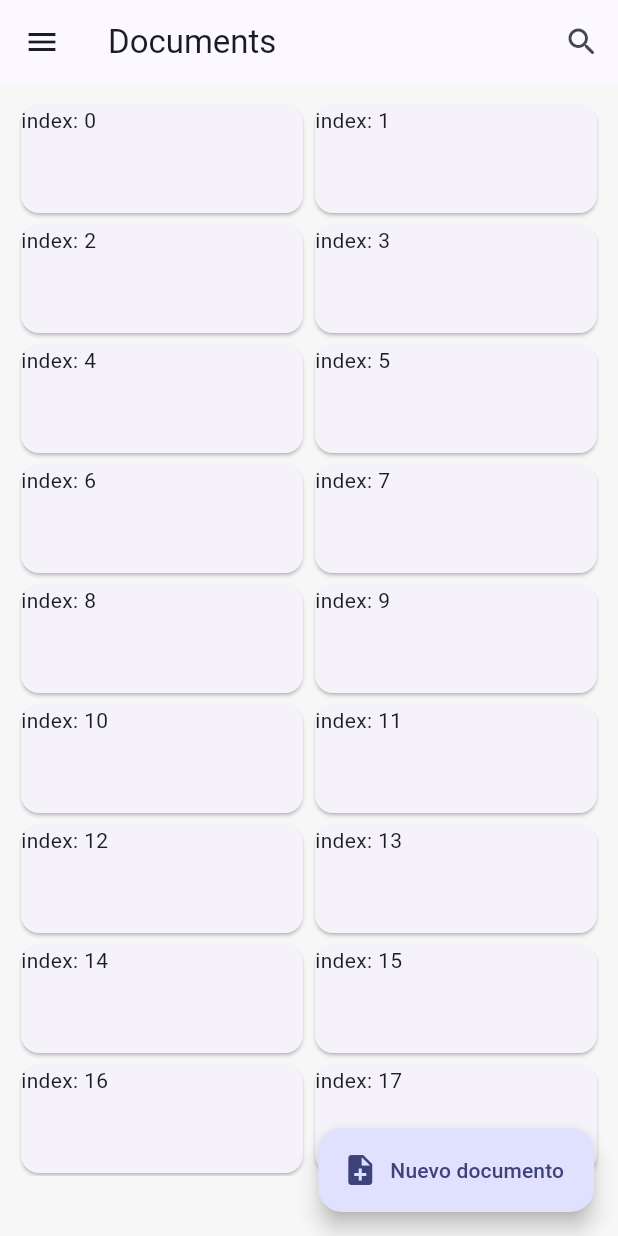
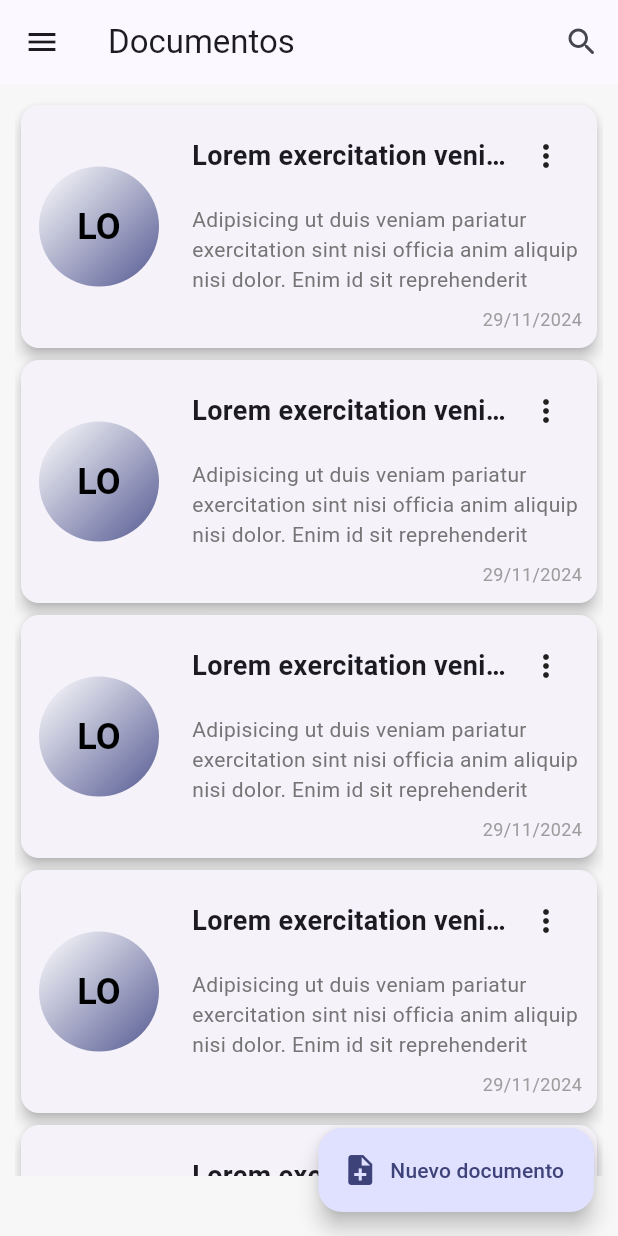
Before and after one commit to gu1llermo/redemanda, a Flutter app: the DocumentsScreen screen opened by its route, on a phone screen of 412 x 824 dp. Run offline on Flutter 3.47's test engine with Material 3 defaults, Android fonts, the phone set to English and light mode, and no system bars; our stand-ins replace another_flushbar, dio, flutter_dotenv, flutter_riverpod, formz, go_router and 4 more; missing offline and left inert: window_manager; accounts and stored records are empty; network calls fail.

Commit message:
se ajustó vista de DocumentCard

```diff
--- a/lib/features/documents/presentation/screens/documents_screen.dart
+++ b/lib/features/documents/presentation/screens/documents_screen.dart
@@ -3,6 +3,7 @@ import 'package:flutter_riverpod/flutter_riverpod.dart';
 import 'package:go_router/go_router.dart';
 
 import '../../../shared/widgets/widgets.dart';
+import '../widgets/widgets.dart';
 
 class DocumentsScreen extends StatelessWidget {
   const DocumentsScreen({super.key});
@@ -16,7 +17,7 @@ class DocumentsScreen extends StatelessWidget {
         scaffoldKey: scaffoldKey,
       ),
       appBar: AppBar(
-        title: const Text('Documents'),
+        title: const Text('Documentos'),
         actions: [
           IconButton(onPressed: () {}, icon: const Icon(Icons.search_rounded))
         ],
@@ -41,11 +42,19 @@ class _DocumentsView extends ConsumerWidget {
     return Padding(
       padding: const EdgeInsets.only(left: 10, right: 10, bottom: 40, top: 10),
       child: GridView.builder(
+        physics: const ClampingScrollPhysics(),
         gridDelegate: const SliverGridDelegateWithMaxCrossAxisExtent(
-          maxCrossAxisExtent: 300,
-          mainAxisExtent: 80,
+          maxCrossAxisExtent: 400,
+          mainAxisExtent: 170,
         ),
-        itemBuilder: (context, index) => Card(child: Text('index: $index')),
+        itemBuilder: (context, index) {
+          return DocumentCard(
+            title: 'Lorem exercitation veniam Lorem irure non. Index: $index',
+            description:
+                'Adipisicing ut duis veniam pariatur exercitation sint nisi officia anim aliquip nisi dolor. Enim id sit reprehenderit laboris magna qui nostrud dolore excepteur laboris ut. Ea et tempor in nulla. Fugiat ullamco sint eu id dolore. Aute anim tempor in Lorem id ut est. Descripción Documento nro $index',
+            creationDate: DateTime.now(),
+          );
+        },
         itemCount: 50,
       ),
     );
--- a/lib/features/documents/presentation/widgets/document_card.dart
+++ b/lib/features/documents/presentation/widgets/document_card.dart
@@ -0,0 +1,169 @@
+import 'package:flutter/material.dart';
+
+class DocumentCard extends StatelessWidget {
+  final String title;
+  final String description;
+  final DateTime creationDate;
+
+  const DocumentCard({
+    super.key,
+    required this.title,
+    required this.description,
+    required this.creationDate,
+  });
+
+  @override
+  Widget build(BuildContext context) {
+    final colors = Theme.of(context).colorScheme;
+
+    return Card(
+      elevation: 4,
+      shape: RoundedRectangleBorder(
+        borderRadius: BorderRadius.circular(12),
+      ),
+      child: Row(
+        children: [
+          // CircleAvatar con las dos primeras letras y degradado
+          Padding(
+            padding: const EdgeInsets.all(12.0),
+            child: CircleAvatar(
+              radius: 40,
+              backgroundColor: Colors.transparent,
+              child: Container(
+                decoration: BoxDecoration(
+                  shape: BoxShape.circle,
+                  gradient: LinearGradient(
+                    colors: [Colors.white, colors.primary],
+                    begin: Alignment.topLeft,
+                    end: Alignment.bottomRight,
+                  ),
+                ),
+                child: Center(
+                  child: Text(
+                    title.substring(0, 2).toUpperCase(),
+                    style: const TextStyle(
+                      fontSize: 24,
+                      fontWeight: FontWeight.bold,
+                      color: Colors.black,
+                    ),
+                  ),
+                ),
+              ),
+            ),
+          ),
+
+          // Contenido de la tarjeta
+
+          Expanded(
+            child: Padding(
+              padding: const EdgeInsets.all(10),
+              child: Column(
+                crossAxisAlignment: CrossAxisAlignment.start,
+                children: [
+                  Row(
+                    mainAxisAlignment: MainAxisAlignment.spaceBetween,
+                    children: [
+                      Flexible(
+                        child: Text(
+                          title,
+                          maxLines: 1,
+                          overflow: TextOverflow.ellipsis,
+                          style: const TextStyle(
+                            fontSize: 18,
+                            fontWeight: FontWeight.bold,
+                          ),
+                        ),
+                      ),
+                      const _OptionButton(),
+                    ],
+                  ),
+                  const SizedBox(height: 8),
+                  Text(
+                    description,
+                    maxLines: 3,
+                    style: TextStyle(
+                      color: Colors.grey[600],
+                    ),
+                  ),
+                  const SizedBox(height: 8),
+                  Row(
+                    mainAxisAlignment: MainAxisAlignment.end,
+                    children: [
+                      Flexible(
+                        child: Text(
+                          '${creationDate.day}/${creationDate.month}/${creationDate.year}',
+                          maxLines: 1,
+                          overflow: TextOverflow.ellipsis,
+                          style: TextStyle(
+                            color: Colors.grey[500],
+                            fontSize: 12,
+                          ),
+                        ),
+                      ),
+                    ],
+                  ),
+                ],
+              ),
+            ),
+          ),
+
+          // Botón de opciones
+          // IconButton(
+          //   icon: const Icon(Icons.more_vert),
+          //   onPressed: () => _showOptionsMenu(context),
+          // ),
+        ],
+      ),
+    );
+  }
+}
+
+class _OptionButton extends StatelessWidget {
+  const _OptionButton();
+
+  @override
+  Widget build(BuildContext context) {
+    return PopupMenuButton<String>(
+      icon: const Icon(Icons.more_vert),
+      onSelected: (String choice) {
+        switch (choice) {
+          case 'preview':
+            // Lógica de vista previa
+            print('Vista previa seleccionada');
+            break;
+          case 'share':
+            // Lógica de compartir
+            print('Compartir seleccionada');
+            break;
+          case 'delete':
+            // Lógica de eliminar
+            print('Eliminar seleccionada');
+            break;
+        }
+      },
+      itemBuilder: (BuildContext context) => <PopupMenuEntry<String>>[
+        const PopupMenuItem<String>(
+          value: 'preview',
+          child: ListTile(
+            leading: Icon(Icons.preview),
+            title: Text('Vista previa'),
+          ),
+        ),
+        const PopupMenuItem<String>(
+          value: 'share',
+          child: ListTile(
+            leading: Icon(Icons.share),
+            title: Text('Compartir'),
+          ),
+        ),
+        const PopupMenuItem<String>(
+          value: 'delete',
+          child: ListTile(
+            leading: Icon(Icons.delete),
+            title: Text('Eliminar'),
+          ),
+        ),
+      ],
+    );
+  }
+}
--- a/lib/features/documents/presentation/widgets/widgets.dart
+++ b/lib/features/documents/presentation/widgets/widgets.dart
@@ -0,0 +1 @@
+export 'document_card.dart';
--- a/lib/features/shared/widgets/custom_text_form_field.dart
+++ b/lib/features/shared/widgets/custom_text_form_field.dart
@@ -14,8 +14,8 @@ class CustomTextFormField extends StatelessWidget {
   final Widget? suffixIcon;
   final String obscuringCharacter;
 
-  const CustomTextFormField(
-      {super.key,
+  const CustomTextFormField({
+    super.key,
     this.label,
     this.hint,
     this.errorMessage,
@@ -27,7 +27,8 @@ class CustomTextFormField extends StatelessWidget {
     this.onFieldSubmitted,
     this.prefixIcon,
     this.suffixIcon,
-      this.obscuringCharacter = '•'});
+    this.obscuringCharacter = '•',
+  });
 
   @override
   Widget build(BuildContext context) {
```
Lines whose indentation alone changed are shown as unchanged.
